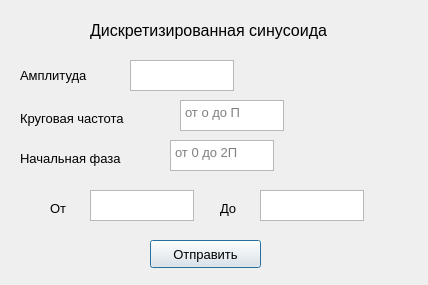
Old version of the form ui/sinusoid_dialog.ui in the repository FroggyKwa/SignalAnalyzer.
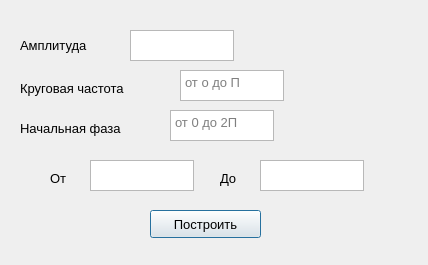
New version of the form.

Diff of the .ui file:
```diff
--- a/ui/sinusoid_dialog.ui
+++ b/ui/sinusoid_dialog.ui
@@ -10,19 +10,19 @@
     <x>0</x>
     <y>0</y>
     <width>428</width>
-    <height>285</height>
+    <height>265</height>
    </rect>
   </property>
   <property name="minimumSize">
    <size>
     <width>428</width>
-    <height>285</height>
+    <height>265</height>
    </size>
   </property>
   <property name="maximumSize">
    <size>
     <width>428</width>
-    <height>285</height>
+    <height>265</height>
    </size>
   </property>
   <property name="font">
@@ -37,7 +37,7 @@
    <property name="geometry">
     <rect>
      <x>130</x>
-     <y>60</y>
+     <y>30</y>
      <width>104</width>
      <height>31</height>
     </rect>
@@ -47,7 +47,7 @@
    <property name="geometry">
     <rect>
      <x>20</x>
-     <y>60</y>
+     <y>30</y>
      <width>91</width>
      <height>31</height>
     </rect>
@@ -65,7 +65,7 @@
    <property name="geometry">
     <rect>
      <x>20</x>
-     <y>110</y>
+     <y>80</y>
      <width>141</width>
      <height>16</height>
     </rect>
@@ -78,7 +78,7 @@
    <property name="geometry">
     <rect>
      <x>180</x>
-     <y>100</y>
+     <y>70</y>
      <width>104</width>
      <height>31</height>
     </rect>
@@ -91,7 +91,7 @@
    <property name="geometry">
     <rect>
      <x>20</x>
-     <y>150</y>
+     <y>120</y>
      <width>141</width>
      <height>16</height>
     </rect>
@@ -104,7 +104,7 @@
    <property name="geometry">
     <rect>
      <x>170</x>
-     <y>140</y>
+     <y>110</y>
      <width>104</width>
      <height>31</height>
     </rect>
@@ -113,24 +113,6 @@
     <string>от 0 до 2П</string>
    </property>
   </widget>
-  <widget class="QLabel" name="label_4">
-   <property name="geometry">
-    <rect>
-     <x>90</x>
-     <y>20</y>
-     <width>301</width>
-     <height>20</height>
-    </rect>
-   </property>
-   <property name="font">
-    <font>
-     <pointsize>12</pointsize>
-    </font>
-   </property>
-   <property name="text">
-    <string>Дискретизированная синусоида</string>
-   </property>
-  </widget>
   <widget class="QPushButton" name="pushButton">
    <property name="enabled">
     <bool>true</bool>
@@ -138,7 +120,7 @@
    <property name="geometry">
     <rect>
      <x>150</x>
-     <y>240</y>
+     <y>210</y>
      <width>111</width>
      <height>28</height>
     </rect>
@@ -149,14 +131,14 @@
     </font>
    </property>
    <property name="text">
-    <string>Отправить</string>
+    <string>Построить</string>
    </property>
   </widget>
   <widget class="QLabel" name="label_5">
    <property name="geometry">
     <rect>
      <x>50</x>
-     <y>200</y>
+     <y>170</y>
      <width>21</width>
      <height>16</height>
     </rect>
@@ -169,7 +151,7 @@
    <property name="geometry">
     <rect>
      <x>90</x>
-     <y>190</y>
+     <y>160</y>
      <width>104</width>
      <height>31</height>
     </rect>
@@ -179,7 +161,7 @@
    <property name="geometry">
     <rect>
      <x>220</x>
-     <y>200</y>
+     <y>170</y>
      <width>21</width>
      <height>16</height>
     </rect>
@@ -192,7 +174,7 @@
    <property name="geometry">
     <rect>
      <x>260</x>
-     <y>190</y>
+     <y>160</y>
      <width>104</width>
      <height>31</height>
     </rect>
```
Left out of the diff: 4 changed lines with no effect on the pictures.
